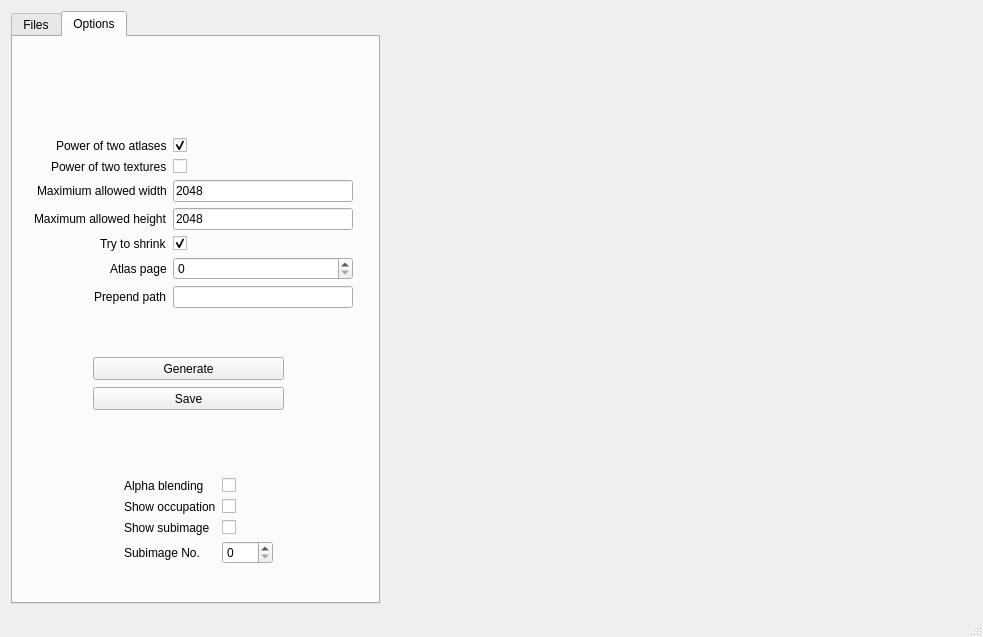
This is tools/atlas/mainwindow.ui in fifengine/fifengine as Qt 5 draws it before an edit. The edited form follows.
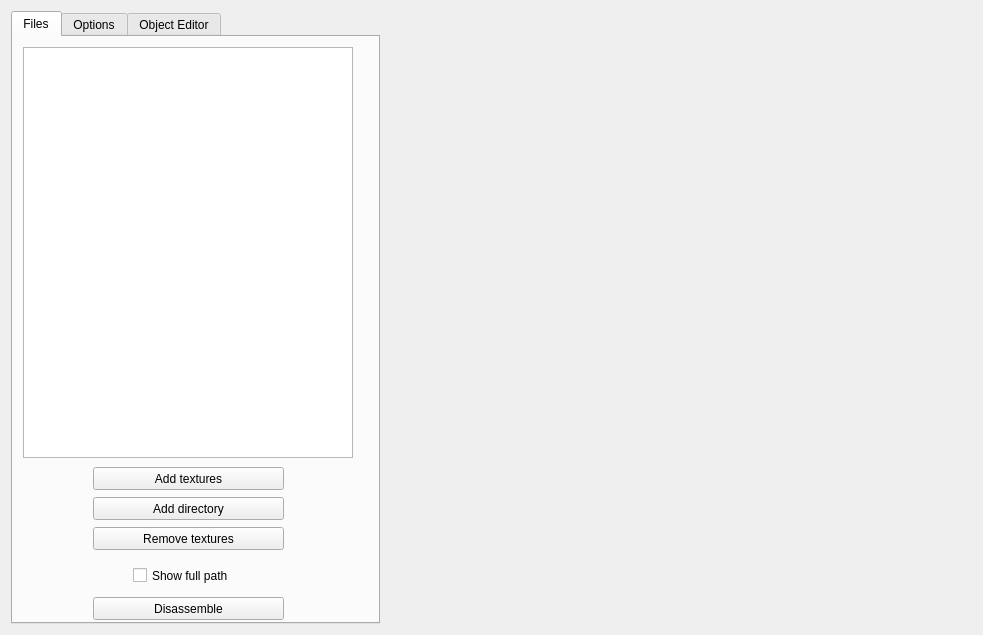
This is the edited form. The open tabs and pages were chosen to show the change. Icons and pictures are not drawn. Custom widgets are drawn as their Qt base class.

Commit message: * Modified Atlas Creator tool to support object creation as well as disassembling previously created atlases. [t:541] * From now on, there's no external dependencies besides Qt

```diff
--- a/tools/atlas/mainwindow.ui
+++ b/tools/atlas/mainwindow.ui
@@ -23,17 +23,38 @@
    <property name="minimumSize">
     <size>
      <width>983</width>
-     <height>615</height>
+     <height>635</height>
     </size>
    </property>
    <layout class="QGridLayout" name="gridLayout">
-    <item row="0" column="0">
+    <item row="0" column="1">
      <layout class="QHBoxLayout" name="horizontalLayout">
       <property name="sizeConstraint">
        <enum>QLayout::SetDefaultConstraint</enum>
       </property>
       <item>
+       <widget class="GLWidget" name="previewWidget" native="true">
+        <property name="sizePolicy">
+         <sizepolicy hsizetype="Expanding" vsizetype="Expanding">
+          <horstretch>0</horstretch>
+          <verstretch>0</verstretch>
+         </sizepolicy>
+        </property>
+        <property name="minimumSize">
+         <size>
+          <width>589</width>
+          <height>600</height>
+         </size>
+        </property>
+       </widget>
+      </item>
+     </layout>
+    </item>
+    <item row="0" column="0">
        <widget class="QTabWidget" name="tabWidget">
+      <property name="enabled">
+       <bool>true</bool>
+      </property>
         <property name="sizePolicy">
          <sizepolicy hsizetype="Expanding" vsizetype="Expanding">
           <horstretch>0</horstretch>
@@ -127,8 +148,21 @@
            <string>Add directory</string>
           </property>
          </widget>
-        </widget>
-        <widget class="QWidget" name="tab_2">
+       <widget class="QPushButton" name="disassemblePushBtn">
+        <property name="geometry">
+         <rect>
+          <x>80</x>
+          <y>560</y>
+          <width>191</width>
+          <height>23</height>
+         </rect>
+        </property>
+        <property name="text">
+         <string>Disassemble</string>
+        </property>
+       </widget>
+      </widget>
+      <widget class="QWidget" name="optionsTab">
          <attribute name="title">
           <string>Options</string>
          </attribute>
@@ -166,76 +200,56 @@
             </widget>
            </item>
            <item row="1" column="0">
-            <widget class="QLabel" name="pOTTexturesLabel">
-             <property name="text">
-              <string>Power of two textures</string>
-             </property>
-            </widget>
-           </item>
-           <item row="1" column="1">
-            <widget class="QCheckBox" name="pOTTexturesCheckBox"/>
-           </item>
-           <item row="2" column="0">
             <widget class="QLabel" name="maxWidthLabel">
              <property name="text">
               <string>Maximium allowed width</string>
              </property>
             </widget>
            </item>
-           <item row="2" column="1">
+         <item row="1" column="1">
             <widget class="QLineEdit" name="maxWidthLineEdit">
              <property name="text">
               <string>2048</string>
              </property>
             </widget>
            </item>
-           <item row="3" column="0">
+         <item row="2" column="0">
             <widget class="QLabel" name="maxHeightLabel">
              <property name="text">
               <string>Maximum allowed height</string>
              </property>
             </widget>
            </item>
-           <item row="3" column="1">
+         <item row="2" column="1">
             <widget class="QLineEdit" name="maxHeightLineEdit">
              <property name="text">
               <string>2048</string>
              </property>
             </widget>
            </item>
-           <item row="4" column="0">
+         <item row="3" column="0">
             <widget class="QLabel" name="shrinkLabel">
              <property name="text">
               <string>Try to shrink</string>
              </property>
             </widget>
            </item>
-           <item row="4" column="1">
+         <item row="3" column="1">
             <widget class="QCheckBox" name="shrinkCheckBox">
              <property name="checked">
               <bool>true</bool>
              </property>
             </widget>
            </item>
-           <item row="5" column="0">
-            <widget class="QLabel" name="atlasPageLabel">
+         <item row="4" column="0">
+          <widget class="QLabel" name="namespaceLabel">
              <property name="text">
-              <string>Atlas page</string>
+            <string>Namespace</string>
              </property>
             </widget>
            </item>
-           <item row="5" column="1">
-            <widget class="QSpinBox" name="atlasPageSpinBox"/>
-           </item>
-           <item row="6" column="0">
-            <widget class="QLabel" name="prependPathLabel">
-             <property name="text">
-              <string>Prepend path</string>
-             </property>
-            </widget>
-           </item>
-           <item row="6" column="1">
-            <widget class="QLineEdit" name="prependPathLineEdit"/>
+         <item row="4" column="1">
+          <widget class="QLineEdit" name="namespaceLineEdit"/>
            </item>
           </layout>
          </widget>
@@ -269,9 +283,9 @@
           <property name="geometry">
            <rect>
             <x>100</x>
-            <y>430</y>
+          <y>420</y>
             <width>171</width>
-            <height>131</height>
+          <height>41</height>
            </rect>
           </property>
           <layout class="QFormLayout" name="formLayout_2">
@@ -288,26 +302,6 @@
            <item row="0" column="1">
             <widget class="QCheckBox" name="alphaBlendingCheckBox"/>
            </item>
-           <item row="2" column="0">
-            <widget class="QLabel" name="showSubimageLabel">
-             <property name="text">
-              <string>Show subimage</string>
-             </property>
-            </widget>
-           </item>
-           <item row="3" column="0">
-            <widget class="QLabel" name="subimageNoLabel">
-             <property name="text">
-              <string>Subimage No.</string>
-             </property>
-            </widget>
-           </item>
-           <item row="3" column="1">
-            <widget class="QSpinBox" name="subimageNoSpinBox"/>
-           </item>
-           <item row="2" column="1">
-            <widget class="QCheckBox" name="showSubimageCheckBox"/>
-           </item>
            <item row="1" column="0">
             <widget class="QLabel" name="showOccupationLabel">
              <property name="text">
@@ -321,29 +315,64 @@
           </layout>
          </widget>
         </widget>
+      <widget class="QWidget" name="objectEditorTabs">
+       <property name="enabled">
+        <bool>true</bool>
+       </property>
+       <attribute name="title">
+        <string>Object Editor</string>
+       </attribute>
+       <widget class="QListWidget" name="objectListWidget">
+        <property name="geometry">
+         <rect>
+          <x>10</x>
+          <y>10</y>
+          <width>330</width>
+          <height>411</height>
+         </rect>
+        </property>
+        <property name="alternatingRowColors">
+         <bool>true</bool>
+        </property>
+        <property name="selectionMode">
+         <enum>QAbstractItemView::ExtendedSelection</enum>
+        </property>
        </widget>
-      </item>
-      <item>
-       <widget class="GLWidget" name="previewWidget" native="true">
-        <property name="sizePolicy">
-         <sizepolicy hsizetype="Expanding" vsizetype="Expanding">
-          <horstretch>0</horstretch>
-          <verstretch>0</verstretch>
-         </sizepolicy>
+       <widget class="QPushButton" name="removeObjectsPushBtn">
+        <property name="geometry">
+         <rect>
+          <x>80</x>
+          <y>460</y>
+          <width>191</width>
+          <height>23</height>
+         </rect>
         </property>
-        <property name="minimumSize">
-         <size>
-          <width>589</width>
-          <height>600</height>
-         </size>
+        <property name="text">
+         <string>Remove object(s)</string>
         </property>
        </widget>
-      </item>
-     </layout>
-    </item>
-   </layout>
+       <widget class="QPushButton" name="addObjectPushBtn">
+        <property name="geometry">
+         <rect>
+          <x>80</x>
+          <y>430</y>
+          <width>191</width>
+          <height>23</height>
+         </rect>
+        </property>
+        <property name="text">
+         <string>Add object</string>
+        </property>
+        <property name="icon">
+         <iconset resource="resources.qrc">
+          <normaloff>:/image/resources/add.png</normaloff>:/image/resources/add.png</iconset>
+        </property>
+       </widget>
+      </widget>
+     </widget>
+    </item>
+   </layout>
   </widget>
-  <widget class="QStatusBar" name="statusBar"/>
  </widget>
  <layoutdefault spacing="6" margin="11"/>
  <customwidgets>
```
Left out of the diff: 35 changed lines with no effect on the pictures. Lines whose indentation alone changed are shown as unchanged. The commit also changes 23 other files.
